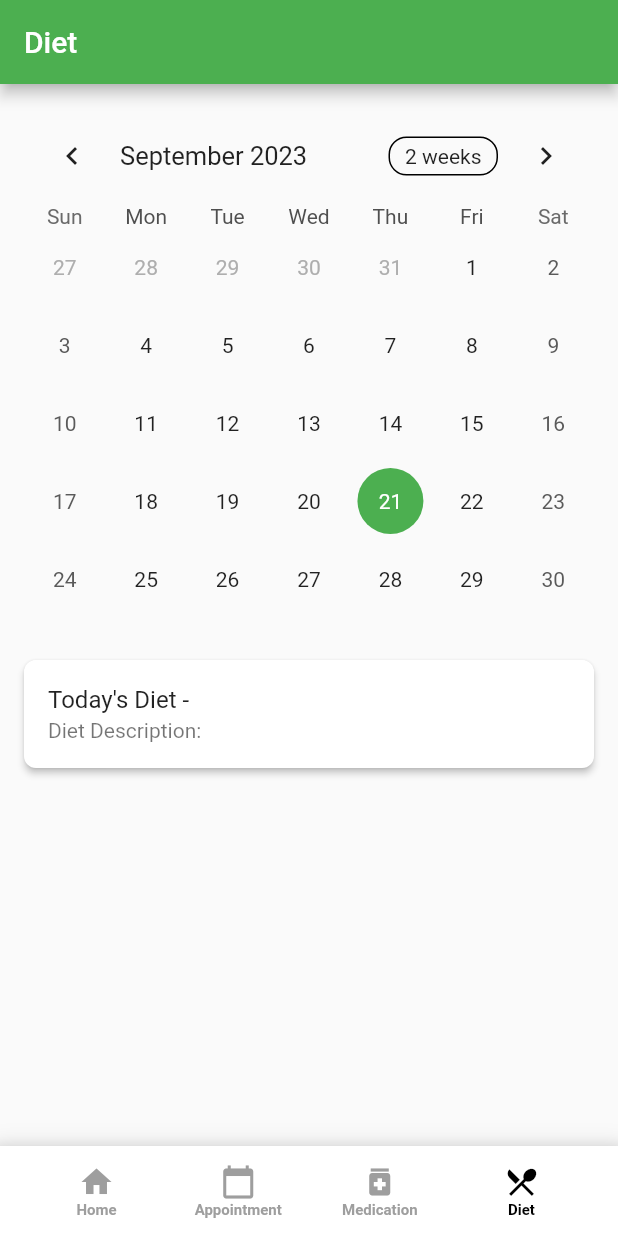
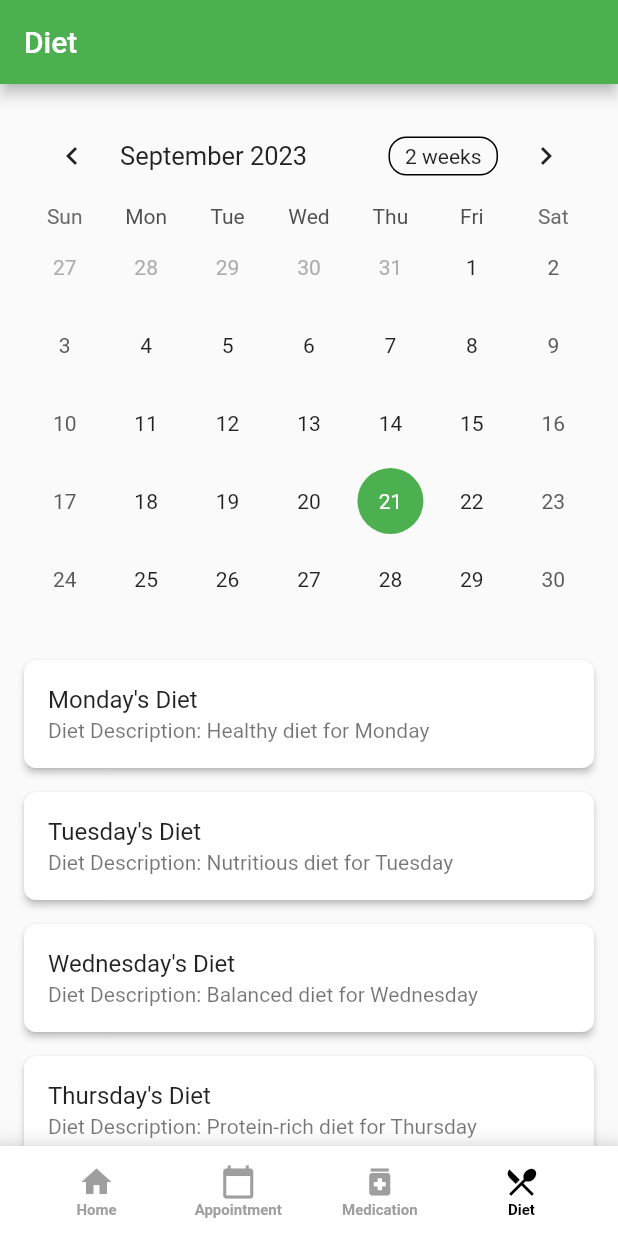
Before and after one commit to navaneethkulal8/hacktofuturehealthcare, a Flutter app: the screen it shows after launch, item 4 of the bottom bar chosen, on a phone screen of 412 x 824 dp. Run offline on Flutter 3.47's test engine with Material 2 defaults, Android fonts, the phone set to English and light mode, and no system bars; drawn by our look-alikes of table_calendar; our stand-ins replace firebase_auth; accounts and stored records are empty.

Commit message:
adding days card to the diet page

```diff
--- a/lib/pages/profilepage.dart
+++ b/lib/pages/profilepage.dart
@@ -1,6 +1,6 @@
 import 'package:flutter/material.dart';
 import 'package:table_calendar/table_calendar.dart';
-import 'package:intl/intl.dart'; // Import the intl package for DateFormat
+import 'package:intl/intl.dart';
 
 class ProfilePage extends StatefulWidget {
   const ProfilePage({Key? key}) : super(key: key);
@@ -37,12 +37,15 @@ class _ProfilePageState extends State<ProfilePage> {
   DateTime _focusedDay = DateTime.now();
   DateTime _selectedDay = DateTime.now();
 
-  // Define a list of DietPlan objects to store diet information for each day.
   List<DietPlan> dietPlans = [
     DietPlan(day: 'Monday', dietDescription: 'Healthy diet for Monday'),
     DietPlan(day: 'Tuesday', dietDescription: 'Nutritious diet for Tuesday'),
     DietPlan(day: 'Wednesday', dietDescription: 'Balanced diet for Wednesday'),
-    // Add diet plans for other days here
+    DietPlan(
+        day: 'Thursday', dietDescription: 'Protein-rich diet for Thursday'),
+    DietPlan(day: 'Friday', dietDescription: 'Low-carb diet for Friday'),
+    DietPlan(day: 'Saturday', dietDescription: 'Veggie diet for Saturday'),
+    DietPlan(day: 'Sunday', dietDescription: 'Cheat day!'),
   ];
 
   @override
@@ -71,7 +74,6 @@ class _ProfilePageState extends State<ProfilePage> {
                   setState(() {
                     _selectedDay = selectedDay;
                     _focusedDay = focusedDay;
-                    // Find the corresponding diet plan for the selected day.
                     DietPlan? selectedPlan = dietPlans.firstWhere(
                       (plan) =>
                           plan.day == DateFormat('EEEE').format(selectedDay),
@@ -96,7 +98,7 @@ class _ProfilePageState extends State<ProfilePage> {
                 ),
               ),
               const SizedBox(height: 20),
-              _buildDayTile(),
+              _buildDayTiles(),
             ],
           ),
         ),
@@ -104,8 +106,17 @@ class _ProfilePageState extends State<ProfilePage> {
     );
   }
 
-  Widget _buildDayTile() {
-    return Card(
+  Widget _buildDayTiles() {
+    List<Widget> dayTiles = [];
+
+    for (String day in days) {
+      DietPlan? selectedPlan = dietPlans.firstWhere(
+        (plan) => plan.day == day,
+        orElse: () => DietPlan(day: '', dietDescription: ''),
+      );
+
+      dayTiles.add(
+        Card(
           elevation: 2,
           margin: EdgeInsets.symmetric(vertical: 8),
           shape: RoundedRectangleBorder(
@@ -113,7 +124,7 @@ class _ProfilePageState extends State<ProfilePage> {
           ),
           child: ListTile(
             title: Text(
-          'Today\'s Diet - $selectedDay',
+              '$day\'s Diet',
               style: TextStyle(
                 fontWeight: FontWeight.normal,
               ),
@@ -121,14 +132,16 @@ class _ProfilePageState extends State<ProfilePage> {
             subtitle: Column(
               crossAxisAlignment: CrossAxisAlignment.start,
               children: [
-            Text('Diet Description: $selectedDietDescription'),
+                Text('Diet Description: ${selectedPlan.dietDescription}'),
               ],
+            ),
           ),
         ),
       );
     }
+
+    return Column(
+      children: dayTiles,
+    );
   }
-
-void main() {
-  runApp(ProfilePage());
 }
```
Lines whose indentation alone changed are shown as unchanged.
